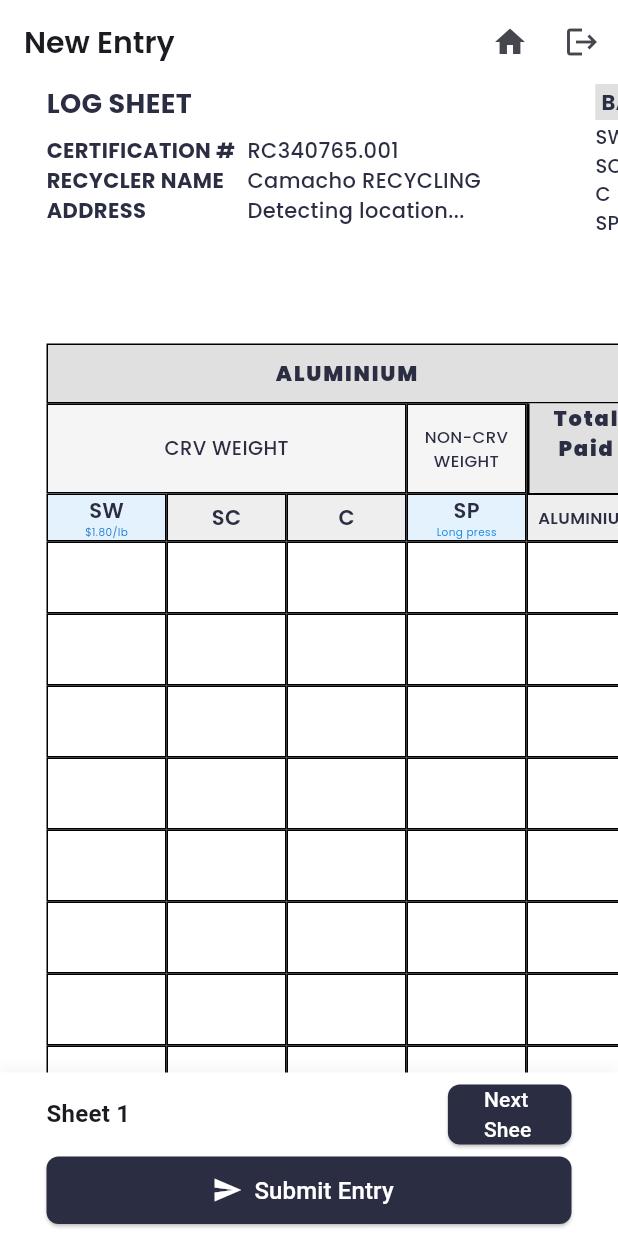
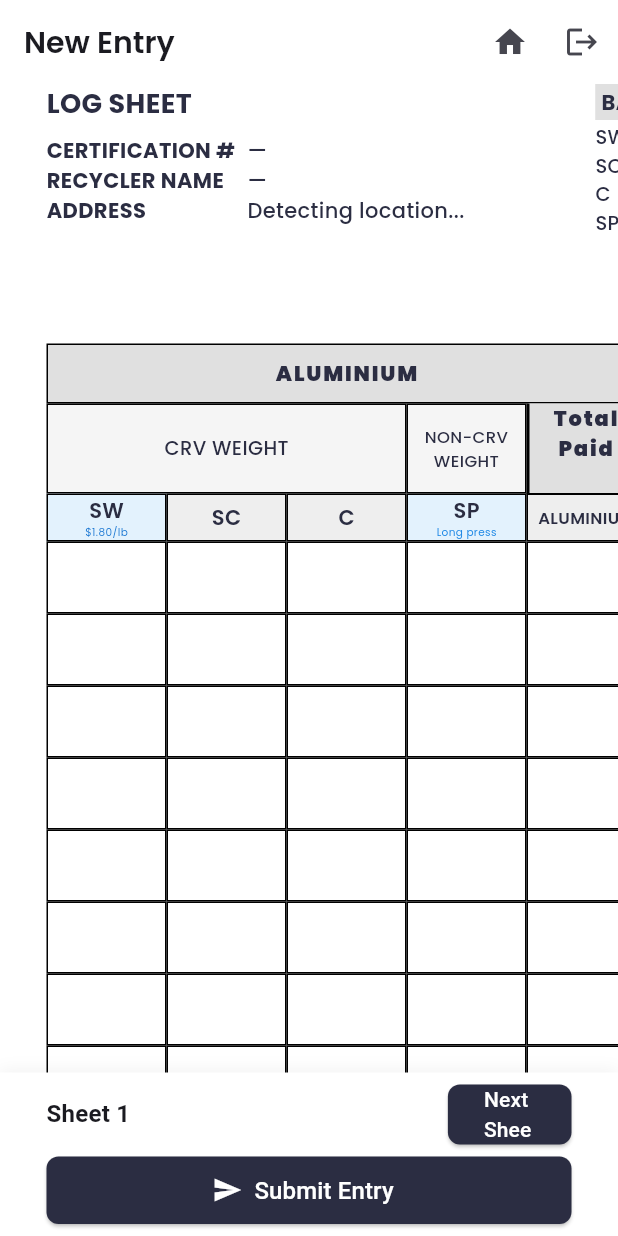
Before and after one commit to syedfaizanmustafa/dailylog, a Flutter app: the NewEntryScreen screen opened by its route, on a phone screen of 412 x 824 dp. Run offline on Flutter 3.47's test engine with Material 3 defaults, Android fonts, the phone set to English and light mode, and no system bars; our stand-ins replace cloud_firestore, firebase_auth, firebase_core, firebase_storage, fl_chart, flutter_riverpod and 6 more; accounts and stored records are empty.

Commit message:
Latest Stable

```diff
--- a/lib/screens/new_entry_screen.dart
+++ b/lib/screens/new_entry_screen.dart
@@ -1039,31 +1039,34 @@ class _NewEntryScreenState extends ConsumerState<NewEntryScreen> {
                       ),
                       SizedBox(width: 8),
                       Expanded(
-                        child: Column(
-                          crossAxisAlignment: CrossAxisAlignment.start,
-                          mainAxisSize: MainAxisSize.min,
-                          children: [
-                            Text(
-                              'RC340765.001',
-                              style: TextStyle(
-                                fontWeight: FontWeight.w500,
-                                fontSize: 14,
-                              ),
-                            ),
-                            Text(
-                              'Camacho RECYCLING',
-                              style: TextStyle(
-                                fontWeight: FontWeight.w500,
-                                fontSize: 14,
-                              ),
-                            ),
-                            Consumer(
+                        child: Consumer(
                           builder: (context, ref, _) {
                             final appState = ref.watch(appControllerProvider);
                             final roleAsync = ref.watch(currentUserRoleProvider);
                             final effectiveLocation = _locationOverride ?? appState.nearestLocation;
+                            final certification = effectiveLocation?.certification ?? '';
+                            final recyclerName = effectiveLocation?.name ?? '';
                             final address = effectiveLocation?.address ?? '';
-
+                            return Column(
+                              crossAxisAlignment: CrossAxisAlignment.start,
+                              mainAxisSize: MainAxisSize.min,
+                              children: [
+                                Text(
+                                  certification.isNotEmpty ? certification : '—',
+                                  style: TextStyle(
+                                    fontWeight: FontWeight.w500,
+                                    fontSize: 14,
+                                  ),
+                                ),
+                                Text(
+                                  recyclerName.isNotEmpty ? recyclerName : '—',
+                                  style: TextStyle(
+                                    fontWeight: FontWeight.w500,
+                                    fontSize: 14,
+                                  ),
+                                ),
+                                Builder(
+                                  builder: (context) {
                                     Widget content;
                                     if (address.isEmpty) {
                                       content = const Text(
@@ -1085,7 +1088,6 @@ class _NewEntryScreenState extends ConsumerState<NewEntryScreen> {
                                         ),
                                       );
                                     }
-
                                     final isAdmin = roleAsync.valueOrNull == 'admin';
                                     if (isAdmin) {
                                       final clickableContent = address.isEmpty
@@ -1117,6 +1119,8 @@ class _NewEntryScreenState extends ConsumerState<NewEntryScreen> {
                                   },
                                 ),
                               ],
+                            );
+                          },
                         ),
                       ),
                     ],
```
Also changed, not shown: lib/screens/locations_screen.dart (+72 -3 lines). Lines whose indentation alone changed are shown as unchanged.
